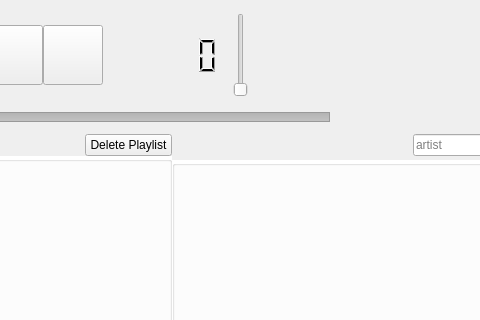
Old version of the form main.ui in the repository fabiomdiniz/Frey; both pictures show x 84 to 564 and y 0 to 320 of the 1241 by 868 pixel window.
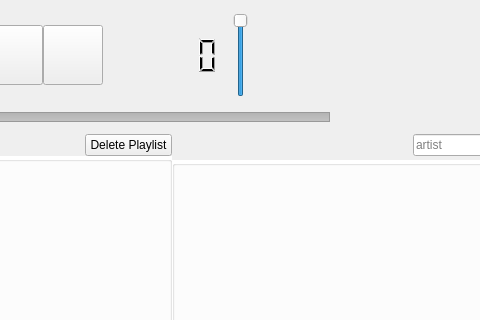
New version of the form. Icons and pictures are not drawn.

Commit message: better volume behavior on mono/stereo toggle, disable keyboard for vol slider and albums view

The edit to the form file:
```diff
--- a/main.ui
+++ b/main.ui
@@ -209,6 +209,9 @@
      margin: -30px -30px; 
  }*/</string>
               </property>
+              <property name="value">
+               <number>99</number>
+              </property>
               <property name="orientation">
                <enum>Qt::Vertical</enum>
               </property>
```
The commit also changes 4 other files.
